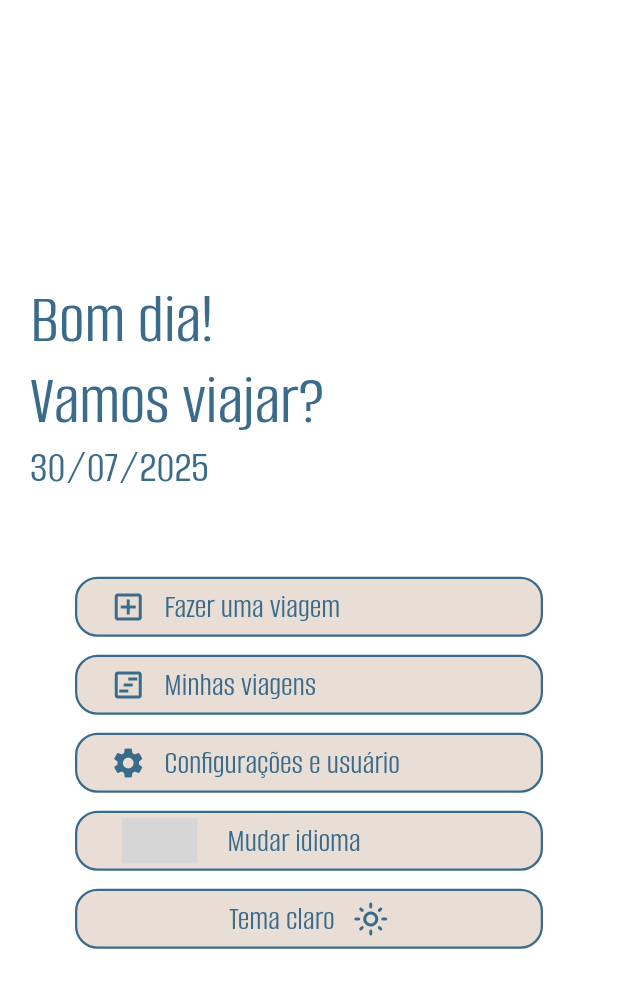
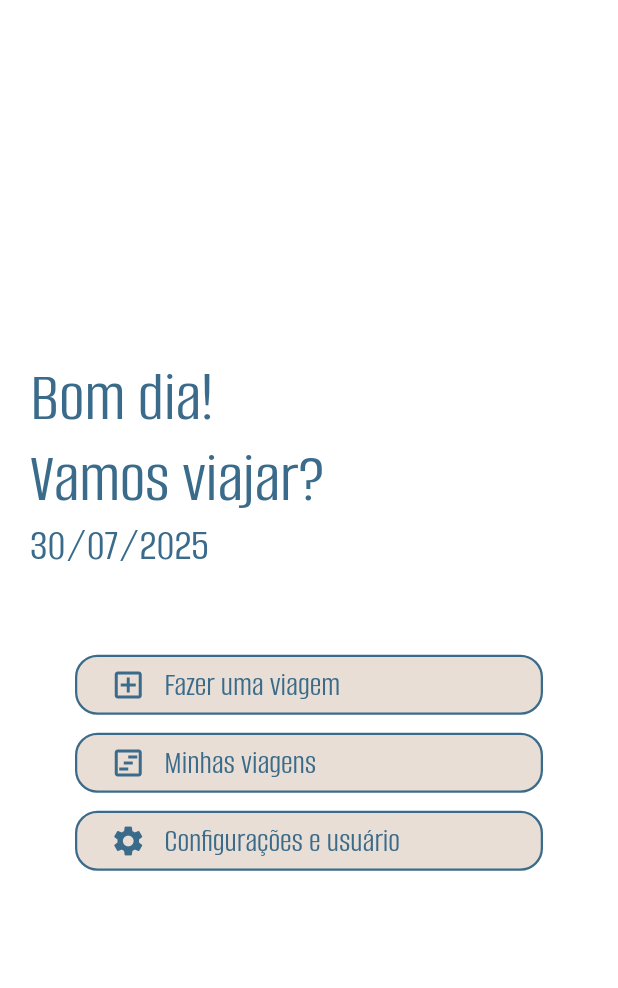
Before and after one commit to rafinha-as-br/TravelMaker, a Flutter app: the HomeScreen screen opened by its route, on a phone screen of 412 x 824 dp. Shown: the top 988 px of the screen. Run offline on Flutter 3.47's test engine with Material 3 defaults, Android fonts, the phone set to English and light mode, and no system bars; our stand-ins replace shared_preferences, sqflite; missing offline and left inert: country_flags, dart:ffi; accounts and stored records are empty; grey boxes are pictures that could not be loaded.

```diff
--- a/travelmakerapp/lib/presentation/modules/toggleLanguageButton.dart
+++ b/travelmakerapp/lib/presentation/modules/toggleLanguageButton.dart
@@ -19,7 +19,7 @@ class Togglelanguagebutton extends StatelessWidget {
 
       },
       child: Container(
-        width: 140,
+        width: 180,
         height: 40,
         decoration: BoxDecoration(
           color: userProvider.darkTheme ? AppThemes.darkTheme.canvasColor : AppThemes.lightTheme.canvasColor,
@@ -30,10 +30,10 @@ class Togglelanguagebutton extends StatelessWidget {
           borderRadius: BorderRadius.all(Radius.circular(15)),
         ),
         child: Row(
-          spacing: 20,
           children: [
+            SizedBox(width: 20,),
+            userProvider.countryFlag,
             SizedBox(width: 10,),
-            userProvider.countryFlag,
             Text(AppLocalizations.of(context)!.changeLanguage, style: Theme.of(context).textTheme.displaySmall,),
           ],
         ),
--- a/travelmakerapp/lib/presentation/modules/toggleThemeButton.dart
+++ b/travelmakerapp/lib/presentation/modules/toggleThemeButton.dart
@@ -27,11 +27,12 @@ class Togglethemebutton extends StatelessWidget {
             borderRadius: BorderRadius.all(Radius.circular(15)),
           ),
             child: Row(
-              mainAxisAlignment: MainAxisAlignment.center,
+              mainAxisAlignment: MainAxisAlignment.start,
               spacing: 12,
               children: [
+                SizedBox(width: 10,),
+                Icon(userProvider.darkTheme ? Icons.dark_mode_outlined : Icons.light_mode_outlined, color: userProvider.darkTheme ? Color(0xFFF9F3EF) : Color(0xFF3A6B8A),),
                 Text(userProvider.darkTheme ? 'Tema escuro': 'Tema claro', style: Theme.of(context).textTheme.displaySmall),
-                Icon(userProvider.darkTheme ? Icons.dark_mode_outlined : Icons.light_mode_outlined, color: userProvider.darkTheme ? Color(0xFFF9F3EF) : Color(0xFF3A6B8A),)
               ],)
         )
     );
--- a/travelmakerapp/lib/presentation/page/homeScreen.dart
+++ b/travelmakerapp/lib/presentation/page/homeScreen.dart
@@ -81,10 +81,6 @@ class HomeScreen extends StatelessWidget {
                     ),
                   ],
                 ),
-                Togglelanguagebutton(),
-                Togglethemebutton()
-
-
 
               ],
             )
```
Also changed, not shown: travelmakerapp/lib/presentation/provider/userProvider.dart (+3 -6 lines).
